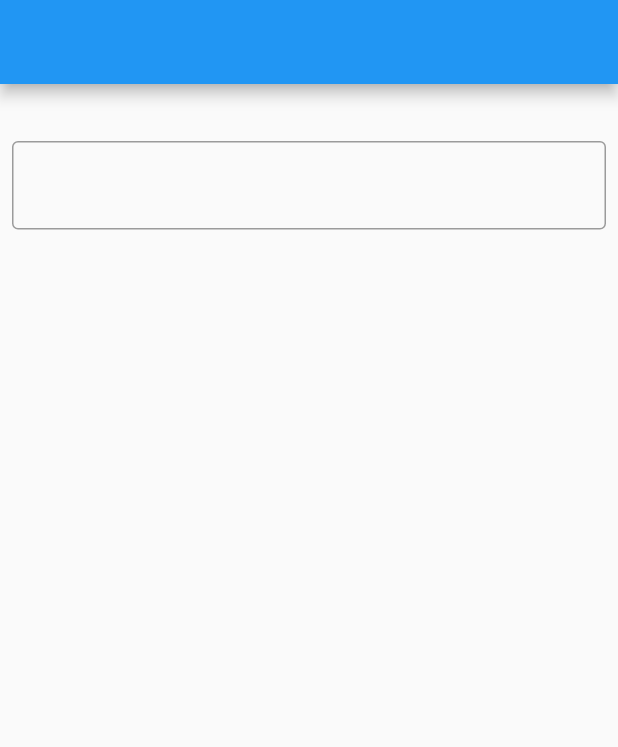
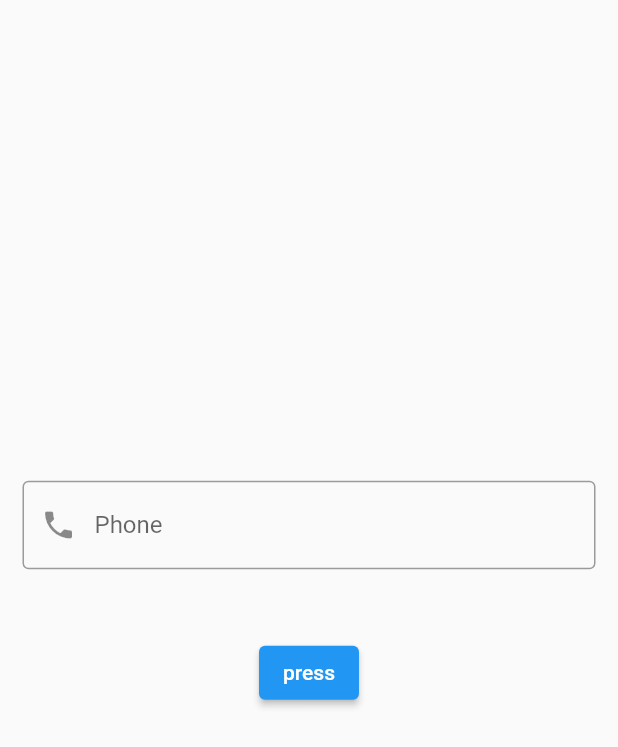
Before and after one commit to gooodwin67/flutter_test, a Flutter app: the screen it shows after launch, on a phone screen of 412 x 824 dp. Shown: the top 747 px of the screen. Run offline on Flutter 3.47's test engine with Material 2 defaults, Android fonts, the phone set to English and light mode, and no system bars.

Commit message:
textfield

```diff
--- a/lib/main.dart
+++ b/lib/main.dart
@@ -3,9 +3,10 @@ import 'package:flutterprojects/buttons.dart';
 import 'package:flutterprojects/list_view.dart';
 import 'package:flutterprojects/bank_app.dart';
 import 'package:flutterprojects/test_app.dart';
+import 'package:flutterprojects/textfield.dart';
 //import 'package:flutterprojects/stak.dart';
 //import 'package:flutterprojects/singe_child_scroll_view.dart';
 
 //import 'app.dart';
 
-void main() => runApp(testApp());
+void main() => runApp(TextFieldWidget());
--- /dev/null
+++ b/lib/textfield.dart
@@ -0,0 +1,55 @@
+import 'package:flutter/material.dart';
+
+class TextFieldWidget extends StatefulWidget {
+  TextFieldWidget({Key? key}) : super(key: key);
+
+  @override
+  State<TextFieldWidget> createState() => _TextFieldWidgetState();
+}
+
+class _TextFieldWidgetState extends State<TextFieldWidget> {
+  final textFieldController = TextEditingController();
+
+  @override
+  Widget build(BuildContext context) {
+    String text = '';
+
+    void _onTapBtn() {
+      text = textFieldController.text;
+      setState(() {});
+    }
+
+    void _onChanged(texxt) {
+      text = textFieldController.text;
+      setState(() {});
+    }
+
+    return MaterialApp(
+      home: Scaffold(
+        body: Center(
+          child: Column(
+            mainAxisAlignment: MainAxisAlignment.center,
+            children: [
+              Container(
+                padding: EdgeInsets.all(15),
+                child: TextField(
+                  decoration: const InputDecoration(
+                      border: OutlineInputBorder(),
+                      labelText: 'Phone',
+                      prefixIcon: Icon(Icons.phone),
+                      prefixText: '+7'),
+                  controller: textFieldController,
+                  onChanged: _onChanged,
+                ),
+              ),
+              SizedBox(height: 30),
+              ElevatedButton(onPressed: _onTapBtn, child: Text('press')),
+              SizedBox(height: 30),
+              Text(textFieldController.text),
+            ],
+          ),
+        ),
+      ),
+    );
+  }
+}
```
